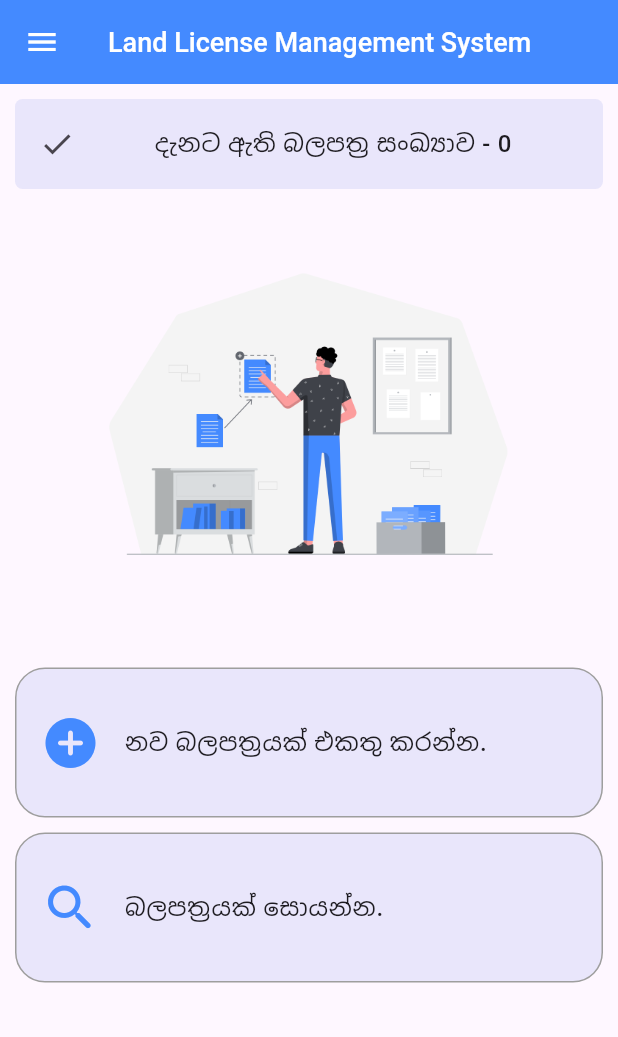
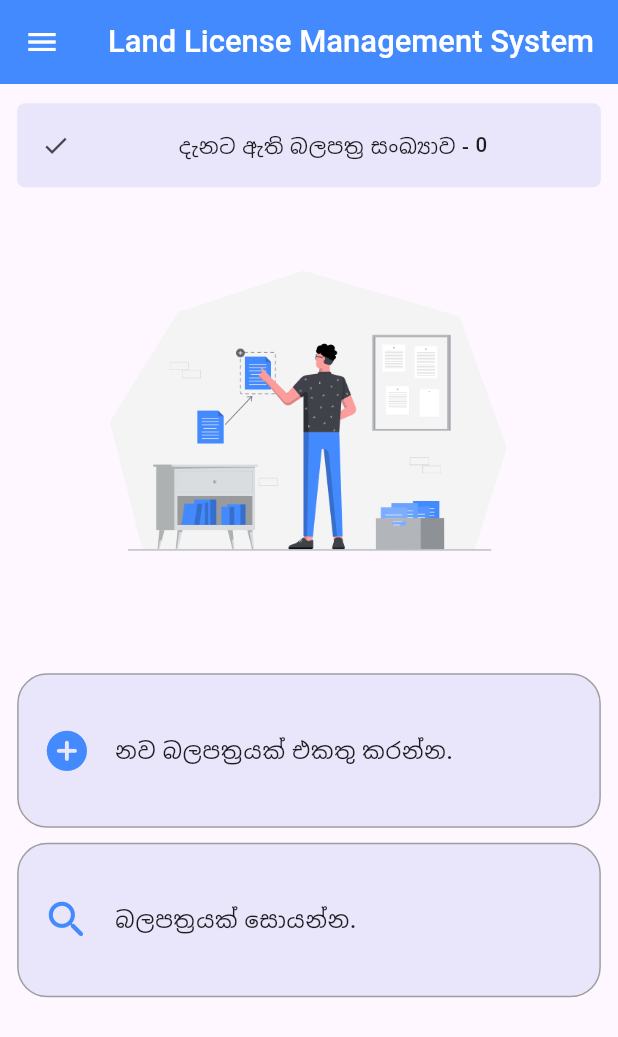
Before and after one commit to IT21175466/Land-License, a Flutter app: the screen it shows after launch, on a phone screen of 412 x 824 dp. Shown: the top 1037 px of the screen. Run offline on Flutter 3.47's test engine with Material 2 defaults, Android fonts, the phone set to English and light mode, and no system bars; our stand-ins replace cloud_firestore, device_preview, firebase_core, firebase_storage, flutter_screenutil, image_picker and 1 more; accounts and stored records are empty.

Commit message:
Home Page Responsive

```diff
--- a/lib/Add_License_Page.dart
+++ b/lib/Add_License_Page.dart
@@ -5,6 +5,7 @@ import 'package:image_picker/image_picker.dart';
 import 'package:firebase_storage/firebase_storage.dart';
 import 'package:uuid/uuid.dart';
 import 'package:sn_progress_dialog/sn_progress_dialog.dart';
+import 'package:flutter_screenutil/flutter_screenutil.dart';
 
 class AddLicense extends StatefulWidget {
   const AddLicense({super.key});
@@ -175,7 +176,8 @@ class _AddLicenseState extends State<AddLicense> {
   Widget build(BuildContext context) {
     pd = ProgressDialog(context: context);
 
-    return Scaffold(
+    return SingleChildScrollView(
+      child: Scaffold(
         appBar: AppBar(
           backgroundColor: Colors.blueAccent,
           centerTitle: true,
@@ -287,7 +289,8 @@ class _AddLicenseState extends State<AddLicense> {
                                 height: 112,
                                 decoration: BoxDecoration(
                                   borderRadius: BorderRadius.circular(13),
-                                color: const Color.fromARGB(50, 277, 277, 277),
+                                  color:
+                                      const Color.fromARGB(50, 277, 277, 277),
                                   image: frontImage != null
                                       ? DecorationImage(
                                           image: FileImage(frontImage!),
@@ -327,7 +330,8 @@ class _AddLicenseState extends State<AddLicense> {
                                 height: 112,
                                 decoration: BoxDecoration(
                                   borderRadius: BorderRadius.circular(13),
-                                color: const Color.fromARGB(50, 277, 277, 277),
+                                  color:
+                                      const Color.fromARGB(50, 277, 277, 277),
                                   image: backImage != null
                                       ? DecorationImage(
                                           image: FileImage(backImage!),
@@ -455,8 +459,8 @@ class _AddLicenseState extends State<AddLicense> {
                             backgroundColor:
                                 const MaterialStatePropertyAll<Color>(
                                     Colors.blueAccent),
-                          shape:
-                              MaterialStateProperty.all<RoundedRectangleBorder>(
+                            shape: MaterialStateProperty.all<
+                                RoundedRectangleBorder>(
                               RoundedRectangleBorder(
                                 borderRadius: BorderRadius.circular(30),
                               ),
@@ -478,6 +482,7 @@ class _AddLicenseState extends State<AddLicense> {
                   ),
           ),
         ),
+      ),
     );
   }
 }
--- a/lib/Home_Page.dart
+++ b/lib/Home_Page.dart
@@ -1,5 +1,6 @@
 import 'package:cloud_firestore/cloud_firestore.dart';
 import 'package:flutter/material.dart';
+import 'package:flutter_screenutil/flutter_screenutil.dart';
 
 class HomePage extends StatefulWidget {
   const HomePage({super.key});
@@ -36,28 +37,28 @@ class _HomePageState extends State<HomePage> {
       appBar: AppBar(
         leading: const Icon(
           Icons.menu,
-          color: Colors.white,
+          color: Color.fromRGBO(255, 255, 255, 1),
         ),
         backgroundColor: Colors.blueAccent,
-        title: const Text(
+        title: FittedBox(
+          child: Text(
             "Land License Management System",
             style: TextStyle(
-            fontSize: 18,
               fontWeight: FontWeight.w500,
               color: Colors.white,
             ),
           ),
         ),
+      ),
       body: SingleChildScrollView(
         child: Container(
-          padding: const EdgeInsets.symmetric(
-            vertical: 10,
-            horizontal: 10,
+          padding: EdgeInsets.symmetric(
+            vertical: 10.h,
+            horizontal: 10.w,
           ),
           child: Column(
             children: [
               Container(
-                height: 60,
                 decoration: BoxDecoration(
                   color: const Color.fromARGB(255, 233, 230, 251),
                   borderRadius: BorderRadius.circular(5),
@@ -65,21 +66,29 @@ class _HomePageState extends State<HomePage> {
                 child: Align(
                   alignment: Alignment.center,
                   child: ListTile(
-                    leading: Icon(Icons.done),
+                    leading: Icon(
+                      Icons.done,
+                      size: 15.h,
+                    ),
                     title: Row(
                       children: [
                         Spacer(),
-                        Text(
+                        FittedBox(
+                          child: Text(
                             "දැනට ඇති බලපත්‍ර සංඛ්‍යාව - ",
                             style: TextStyle(
                               fontWeight: FontWeight.w500,
+                              fontSize: ScreenUtil().setSp(12),
                             ),
                           ),
-                        Text(
+                        ),
+                        FittedBox(
+                          child: Text(
                             '$documentCount',
                             style: TextStyle(
-                            fontSize: 16,
+                              fontSize: ScreenUtil().setSp(12),
                               fontWeight: FontWeight.w500,
+                            ),
                           ),
                         ),
                         Spacer(),
@@ -94,8 +103,8 @@ class _HomePageState extends State<HomePage> {
                   child: Image.asset('lib/images/document.png'),
                 ),
               ),
-              const SizedBox(
-                height: 25,
+              SizedBox(
+                height: 25.h,
               ),
               GestureDetector(
                 onTap: () {
@@ -103,7 +112,7 @@ class _HomePageState extends State<HomePage> {
                 },
                 child: Container(
                   width: double.infinity,
-                  height: 100,
+                  height: 80.h,
                   decoration: BoxDecoration(
                     color: const Color.fromARGB(255, 233, 230, 251),
                     borderRadius: BorderRadius.circular(20),
@@ -111,18 +120,19 @@ class _HomePageState extends State<HomePage> {
                       color: Colors.grey,
                     ),
                   ),
-                  child: const Align(
+                  child: Align(
                     alignment: Alignment.centerLeft,
                     child: ListTile(
                       leading: Icon(
                         Icons.add_circle_rounded,
                         color: Colors.blueAccent,
-                        size: 40,
+                        size: 25.h,
                       ),
                       title: Text(
                         "නව බලපත්‍රයක් එකතු කරන්න.",
                         style: TextStyle(
                           fontWeight: FontWeight.w500,
+                          fontSize: ScreenUtil().setSp(13),
                         ),
                       ),
                     ),
@@ -138,7 +148,7 @@ class _HomePageState extends State<HomePage> {
                 },
                 child: Container(
                   width: double.infinity,
-                  height: 100,
+                  height: 80.h,
                   decoration: BoxDecoration(
                     color: const Color.fromARGB(255, 233, 230, 251),
                     borderRadius: BorderRadius.circular(20),
@@ -146,18 +156,19 @@ class _HomePageState extends State<HomePage> {
                       color: Colors.grey,
                     ),
                   ),
-                  child: const Align(
+                  child: Align(
                     alignment: Alignment.centerLeft,
                     child: ListTile(
                       leading: Icon(
                         Icons.search_rounded,
                         color: Colors.blueAccent,
-                        size: 40,
+                        size: 25.h,
                       ),
                       title: Text(
                         "බලපත්‍රයක් සොයන්න.",
                         style: TextStyle(
                           fontWeight: FontWeight.w500,
+                          fontSize: ScreenUtil().setSp(13),
                         ),
                       ),
                     ),
--- a/lib/main.dart
+++ b/lib/main.dart
@@ -3,12 +3,23 @@ import 'package:land_license/Add_License_Page.dart';
 import 'package:land_license/Home_Page.dart';
 import 'package:firebase_core/firebase_core.dart';
 import 'package:land_license/Search_License.dart';
+import 'package:flutter_screenutil/flutter_screenutil.dart';
+import 'firebase_options.dart';
+import 'package:device_preview/device_preview.dart';
 
 Future main() async {
   WidgetsFlutterBinding.ensureInitialized();
-  await Firebase.initializeApp();
+  await Firebase.initializeApp(options: DefaultFirebaseOptions.currentPlatform);
 
-  runApp(const MyApp());
+  runApp(
+    DevicePreview(
+      enabled: true,
+      tools: [
+        ...DevicePreview.defaultTools,
+      ],
+      builder: (context) => const MyApp(),
+    ),
+  );
 }
 
 class MyApp extends StatelessWidget {
@@ -17,24 +28,10 @@ class MyApp extends StatelessWidget {
   // This widget is the root of your application.
   @override
   Widget build(BuildContext context) {
-    return MaterialApp(
+    return ScreenUtilInit(
+      builder: (context, child) => MaterialApp(
         title: 'Flutter Demo',
         theme: ThemeData(
-        // This is the theme of your application.
-        //
-        // TRY THIS: Try running your application with "flutter run". You'll see
-        // the application has a blue toolbar. Then, without quitting the app,
-        // try changing the seedColor in the colorScheme below to Colors.green
-        // and then invoke "hot reload" (save your changes or press the "hot
-        // reload" button in a Flutter-supported IDE, or press "r" if you used
-        // the command line to start the app).
-        //
-        // Notice that the counter didn't reset back to zero; the application
-        // state is not lost during the reload. To reset the state, use hot
-        // restart instead.
-        //
-        // This works for code too, not just values: Most code changes can be
-        // tested with just a hot reload.
           colorScheme: ColorScheme.fromSeed(seedColor: Colors.deepPurple),
           useMaterial3: true,
         ),
@@ -44,6 +41,10 @@ class MyApp extends StatelessWidget {
           '/home': (_) => const HomePage(),
           '/searchLicense': (_) => const SearchLicense(),
         },
+      ),
+      designSize: Size(360, 640),
+      useInheritedMediaQuery: true,
+      minTextAdapt: true,
     );
   }
 }
--- a/pubspec.yaml
+++ b/pubspec.yaml
@@ -44,6 +44,8 @@ dependencies:
   sn_progress_dialog: ^1.1.3
   quickalert: ^1.0.1
   firebase_auth: ^4.6.3
+  flutter_screenutil: ^5.8.4
+  device_preview: ^1.1.0
 
 dev_dependencies:
   flutter_test:
```
Also changed, not shown: lib/firebase_options.dart (added), pubspec.lock, 7 other files. Lines whose indentation alone changed are shown as unchanged.
